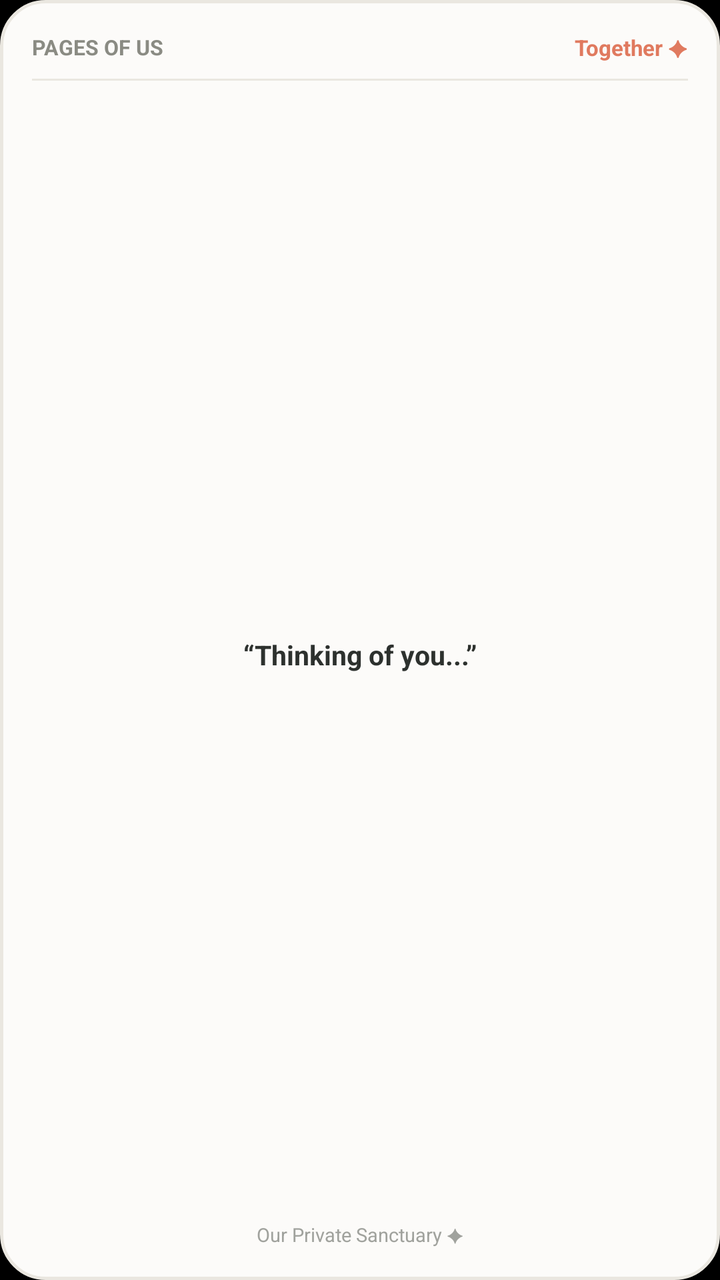
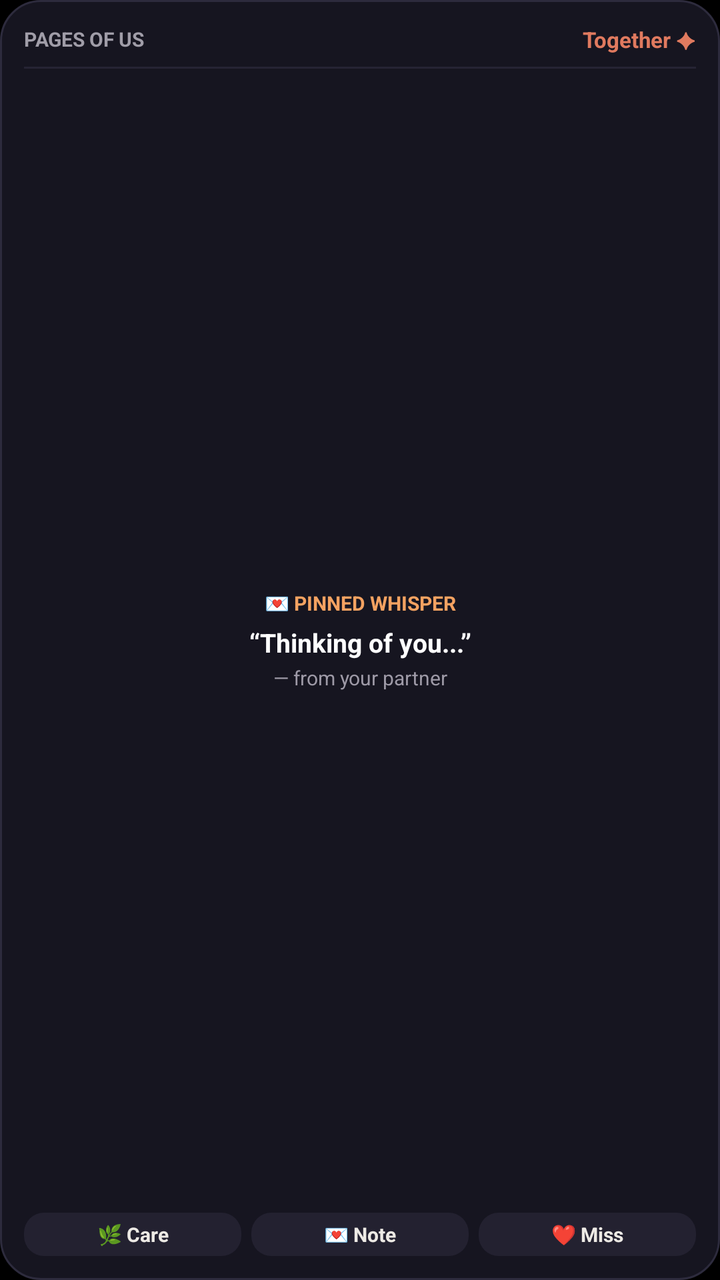

Before-and-after screenshots of an Android layout around one commit, followed by the original layout XML and the change that was made.
<!-- AndroidManifest.xml: application theme LaunchTheme -->
<!-- res/layout/pages_of_us_widget.xml -->
<?xml version="1.0" encoding="utf-8"?>
<LinearLayout xmlns:android="http://schemas.android.com/apk/res/android"
    android:id="@+id/widget_root"
    android:layout_width="match_parent"
    android:layout_height="match_parent"
    android:background="@drawable/widget_bg"
    android:orientation="vertical"
    android:padding="16dp">

    
    <LinearLayout
        android:layout_width="match_parent"
        android:layout_height="wrap_content"
        android:gravity="center_vertical"
        android:orientation="horizontal">

        <TextView
            android:id="@+id/widget_app_title"
            android:layout_width="0dp"
            android:layout_height="wrap_content"
            android:layout_weight="1"
            android:text="PAGES OF US"
            android:textColor="#8A8B83"
            android:textSize="10.5sp"
            android:textStyle="bold" />

        <TextView
            android:id="@+id/widget_days_together"
            android:layout_width="wrap_content"
            android:layout_height="wrap_content"
            android:text="Together ✦"
            android:textColor="#E07A5F"
            android:textSize="11sp"
            android:textStyle="bold" />
    </LinearLayout>

    <View
        android:layout_width="match_parent"
        android:layout_height="1dp"
        android:layout_marginTop="8dp"
        android:layout_marginBottom="10dp"
        android:background="#EAE7E0" />

    
    <LinearLayout
        android:layout_width="match_parent"
        android:layout_height="0dp"
        android:layout_weight="1"
        android:gravity="center"
        android:orientation="vertical">

        <TextView
            android:id="@+id/widget_partner_thought"
            android:layout_width="match_parent"
            android:layout_height="wrap_content"
            android:ellipsize="end"
            android:gravity="center"
            android:maxLines="3"
            android:text="“Thinking of you...”"
            android:textColor="#2D312E"
            android:textSize="13.5sp"
            android:textStyle="bold" />
    </LinearLayout>

    
    <TextView
        android:layout_width="match_parent"
        android:layout_height="wrap_content"
        android:layout_marginTop="6dp"
        android:gravity="center_horizontal"
        android:text="Our Private Sanctuary ✦"
        android:textColor="#A0A29D"
        android:textSize="9.5sp" />
</LinearLayout>
<!-- resources referenced by this layout -->
<resources>
  <!-- drawable widget_bg (drawable) -->
  <?xml version="1.0" encoding="utf-8"?>
  <shape xmlns:android="http://schemas.android.com/apk/res/android"
      android:shape="rectangle">
      <corners android:radius="22dp" />
      <solid android:color="#FCFBF9" />
      <stroke
          android:width="1.5dp"
          android:color="#EAE7E0" />
  </shape>
  <style name="LaunchTheme" parent="@android:style/Theme.Black.NoTitleBar">
          <item name="android:windowBackground">@drawable/launch_background</item>
      </style>
  <!-- drawable launch_background (drawable) -->
  <?xml version="1.0" encoding="utf-8"?>
  <layer-list xmlns:android="http://schemas.android.com/apk/res/android">
      <item android:drawable="@color/ic_launcher_background" />
      <item>
          <bitmap
              android:gravity="center"
              android:src="@drawable/splash_icon" />
      </item>
  </layer-list>
  <color name="ic_launcher_background">#FECB92</color>
  <!-- drawable splash_icon: png bitmap (drawable, 131175 bytes) -->
</resources>

<!-- the commit's change to res/layout/pages_of_us_widget.xml (unified diff, before → after) -->
@@ -5,7 +5,7 @@
     android:layout_height="match_parent"
     android:background="@drawable/widget_bg"
     android:orientation="vertical"
-    android:padding="16dp">
+    android:padding="12dp">
 
     
     <LinearLayout
@@ -20,8 +20,8 @@
             android:layout_height="wrap_content"
             android:layout_weight="1"
             android:text="PAGES OF US"
-            android:textColor="#8A8B83"
-            android:textSize="10.5sp"
+            android:textColor="#A09DA8"
+            android:textSize="10sp"
             android:textStyle="bold" />
 
         <TextView
@@ -37,38 +37,202 @@
     <View
         android:layout_width="match_parent"
         android:layout_height="1dp"
-        android:layout_marginTop="8dp"
-        android:layout_marginBottom="10dp"
-        android:background="#EAE7E0" />
+        android:layout_marginTop="6dp"
+        android:layout_marginBottom="6dp"
+        android:background="#262434" />
+
+    
+    <FrameLayout
+        android:id="@+id/widget_center_container"
+        android:layout_width="match_parent"
+        android:layout_height="0dp"
+        android:layout_weight="1">
+
+        
+        <LinearLayout
+            android:id="@+id/widget_view_care"
+            android:layout_width="match_parent"
+            android:layout_height="match_parent"
+            android:gravity="center_vertical"
+            android:orientation="vertical"
+            android:visibility="gone">
+
+            <TextView
+                android:layout_width="match_parent"
+                android:layout_height="wrap_content"
+                android:text="🌿 DAILY CARE"
+                android:textColor="#A3E635"
+                android:textSize="10sp"
+                android:textStyle="bold" />
+
+            <TextView
+                android:id="@+id/widget_care_line1"
+                android:layout_width="match_parent"
+                android:layout_height="wrap_content"
+                android:layout_marginTop="4dp"
+                android:ellipsize="end"
+                android:maxLines="1"
+                android:text="💧 Morning Hydration"
+                android:textColor="#EDEAE5"
+                android:textSize="11sp" />
+
+            <TextView
+                android:id="@+id/widget_care_line2"
+                android:layout_width="match_parent"
+                android:layout_height="wrap_content"
+                android:layout_marginTop="2dp"
+                android:ellipsize="end"
+                android:maxLines="1"
+                android:text="🥗 Mindful Lunch &amp; Breather"
+                android:textColor="#EDEAE5"
+                android:textSize="11sp" />
+
+            <TextView
+                android:id="@+id/widget_care_line3"
+                android:layout_width="match_parent"
+                android:layout_height="wrap_content"
+                android:layout_marginTop="2dp"
+                android:ellipsize="end"
+                android:maxLines="1"
+                android:text="🌙 Sweet Sleep &amp; Whispers"
+                android:textColor="#EDEAE5"
+                android:textSize="11sp" />
+        </LinearLayout>
+
+        
+        <LinearLayout
+            android:id="@+id/widget_view_note"
+            android:layout_width="match_parent"
+            android:layout_height="match_parent"
+            android:gravity="center"
+            android:orientation="vertical"
+            android:visibility="visible">
+
+            <TextView
+                android:layout_width="match_parent"
+                android:layout_height="wrap_content"
+                android:gravity="center"
+                android:text="💌 PINNED WHISPER"
+                android:textColor="#F4A261"
+                android:textSize="10sp"
+                android:textStyle="bold" />
+
+            <TextView
+                android:id="@+id/widget_partner_thought"
+                android:layout_width="match_parent"
+                android:layout_height="wrap_content"
+                android:layout_marginTop="4dp"
+                android:ellipsize="end"
+                android:gravity="center"
+                android:maxLines="3"
+                android:text="“Thinking of you...”"
+                android:textColor="#FFFFFF"
+                android:textSize="13sp"
+                android:textStyle="bold" />
+
+            <TextView
+                android:id="@+id/widget_note_author"
+                android:layout_width="match_parent"
+                android:layout_height="wrap_content"
+                android:layout_marginTop="2dp"
+                android:gravity="center"
+                android:text="— from your partner"
+                android:textColor="#9E9AA7"
+                android:textSize="10sp" />
+        </LinearLayout>
+
+        
+        <LinearLayout
+            android:id="@+id/widget_view_miss_you"
+            android:layout_width="match_parent"
+            android:layout_height="match_parent"
+            android:gravity="center"
+            android:orientation="vertical"
+            android:visibility="gone">
+
+            <TextView
+                android:layout_width="match_parent"
+                android:layout_height="wrap_content"
+                android:gravity="center"
+                android:text="❤️ LIVE TETHER"
+                android:textColor="#E07A5F"
+                android:textSize="10sp"
+                android:textStyle="bold" />
+
+            <TextView
+                android:id="@+id/widget_miss_you_count"
+                android:layout_width="match_parent"
+                android:layout_height="wrap_content"
+                android:layout_marginTop="4dp"
+                android:gravity="center"
+                android:text="14 Touches Today"
+                android:textColor="#FFFFFF"
+                android:textSize="14sp"
+                android:textStyle="bold" />
+
+            <TextView
+                android:layout_width="match_parent"
+                android:layout_height="wrap_content"
+                android:layout_marginTop="2dp"
+                android:gravity="center"
+                android:text="Connected in sanctuary ✦"
+                android:textColor="#9E9AA7"
+                android:textSize="10sp" />
+        </LinearLayout>
+    </FrameLayout>
 
     
     <LinearLayout
         android:layout_width="match_parent"
-        android:layout_height="0dp"
-        android:layout_weight="1"
-        android:gravity="center"
-        android:orientation="vertical">
-
-        <TextView
-            android:id="@+id/widget_partner_thought"
-            android:layout_width="match_parent"
-            android:layout_height="wrap_content"
-            android:ellipsize="end"
-            android:gravity="center"
-            android:maxLines="3"
-            android:text="“Thinking of you...”"
-            android:textColor="#2D312E"
-            android:textSize="13.5sp"
-            android:textStyle="bold" />
-    </LinearLayout>
-
-    
-    <TextView
-        android:layout_width="match_parent"
         android:layout_height="wrap_content"
         android:layout_marginTop="6dp"
-        android:gravity="center_horizontal"
-        android:text="Our Private Sanctuary ✦"
-        android:textColor="#A0A29D"
-        android:textSize="9.5sp" />
+        android:gravity="center"
+        android:orientation="horizontal">
+
+        <TextView
+            android:id="@+id/widget_btn_care"
+            android:layout_width="0dp"
+            android:layout_height="wrap_content"
+            android:layout_marginEnd="3dp"
+            android:layout_weight="1"
+            android:background="@drawable/widget_tab_bg"
+            android:gravity="center"
+            android:paddingTop="4dp"
+            android:paddingBottom="4dp"
+            android:text="🌿 Care"
+            android:textColor="#EDEAE5"
+            android:textSize="10sp"
+            android:textStyle="bold" />
+
+        <TextView
+            android:id="@+id/widget_btn_note"
+            android:layout_width="0dp"
+            android:layout_height="wrap_content"
+            android:layout_marginStart="2dp"
+            android:layout_marginEnd="2dp"
+            android:layout_weight="1"
+            android:background="@drawable/widget_tab_bg"
+            android:gravity="center"
+            android:paddingTop="4dp"
+            android:paddingBottom="4dp"
+            android:text="💌 Note"
+            android:textColor="#EDEAE5"
+            android:textSize="10sp"
+            android:textStyle="bold" />
+
+        <TextView
+            android:id="@+id/widget_btn_miss"
+            android:layout_width="0dp"
+            android:layout_height="wrap_content"
+            android:layout_marginStart="3dp"
+            android:layout_weight="1"
+            android:background="@drawable/widget_tab_bg"
+            android:gravity="center"
+            android:paddingTop="4dp"
+            android:paddingBottom="4dp"
+            android:text="❤️ Miss"
+            android:textColor="#EDEAE5"
+            android:textSize="10sp"
+            android:textStyle="bold" />
+    </LinearLayout>
 </LinearLayout>
<!-- resource entries referenced after the edit -->
@@ -4,11 +4,18 @@
   <?xml version="1.0" encoding="utf-8"?>
   <shape xmlns:android="http://schemas.android.com/apk/res/android"
       android:shape="rectangle">
-      <corners android:radius="22dp" />
-      <solid android:color="#FCFBF9" />
+      <corners android:radius="20dp" />
+      <solid android:color="#161520" />
       <stroke
-          android:width="1.5dp"
-          android:color="#EAE7E0" />
+          android:width="1dp"
+          android:color="#2D2B3D" />
+  </shape>
+  <!-- drawable widget_tab_bg (drawable) -->
+  <?xml version="1.0" encoding="utf-8"?>
+  <shape xmlns:android="http://schemas.android.com/apk/res/android"
+      android:shape="rectangle">
+      <corners android:radius="10dp" />
+      <solid android:color="#232130" />
   </shape>
   <style name="LaunchTheme" parent="@android:style/Theme.Black.NoTitleBar">
           <item name="android:windowBackground">@drawable/launch_background</item>
